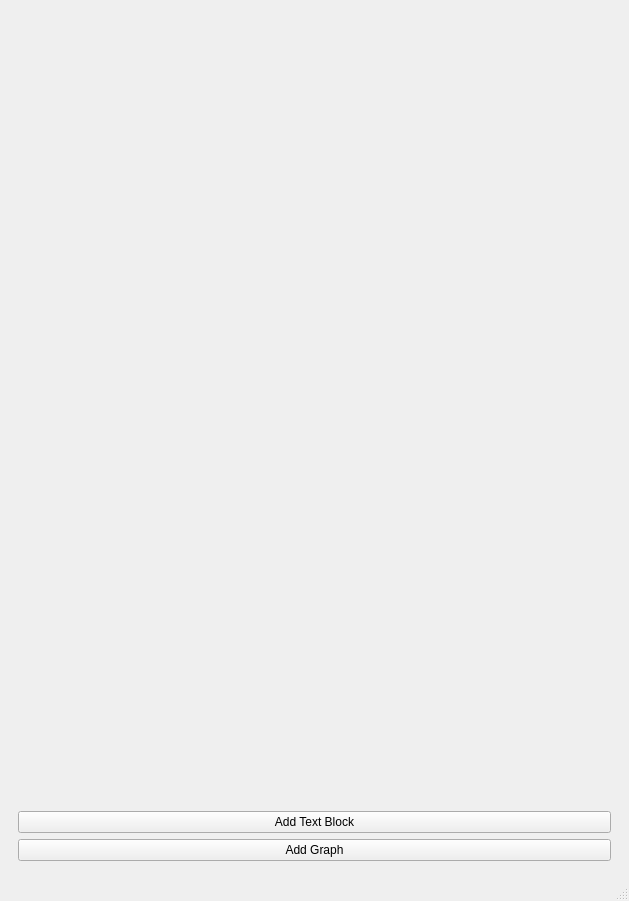
sibenshtern/mipt_project, file mainwindow.ui: the form before one commit.
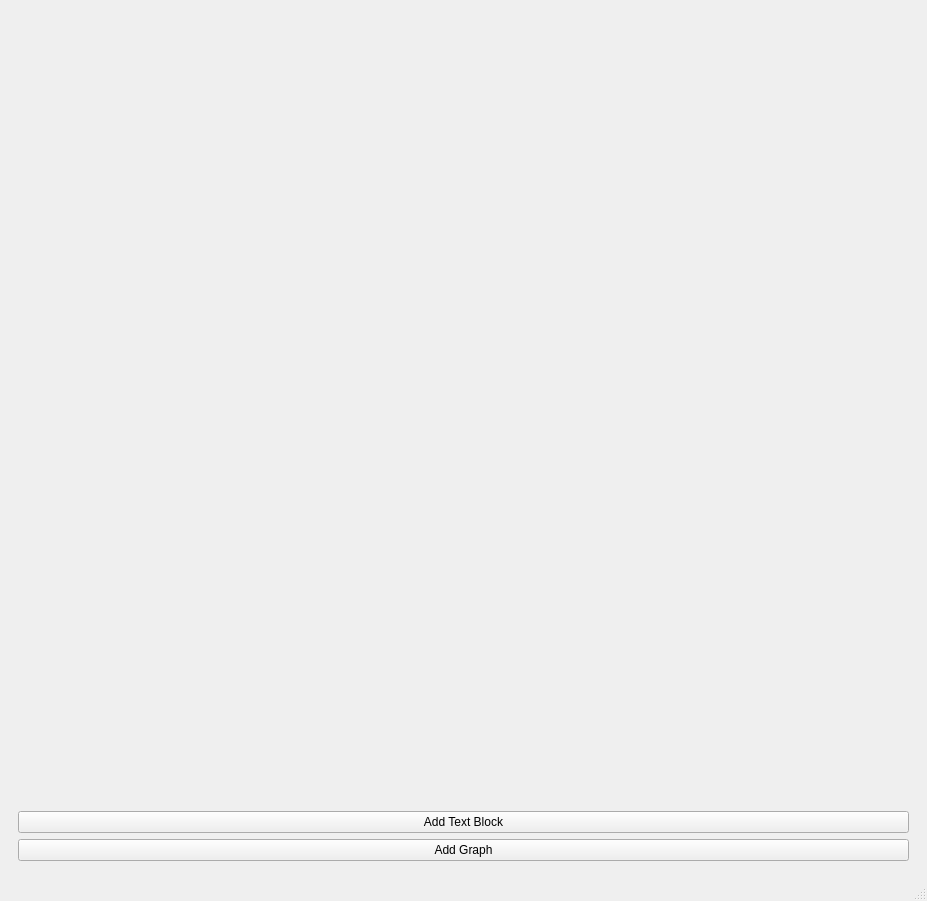
The form after the commit. The open tabs and pages were chosen to show the change. Custom widgets are drawn as their Qt base class.

```diff
--- a/mainwindow.ui
+++ b/mainwindow.ui
@@ -6,7 +6,7 @@
    <rect>
     <x>0</x>
     <y>0</y>
-    <width>629</width>
+    <width>927</width>
     <height>901</height>
    </rect>
   </property>
@@ -165,7 +165,9 @@
       <widget class="QWidget" name="page">
        <layout class="QVBoxLayout" name="verticalLayout_4">
         <item>
-         <widget class="QWidget" name="widget" native="true"/>
+         <widget class="QWidget" name="widget" native="true">
+          <layout class="QVBoxLayout" name="verticalLayout_6"/>
+         </widget>
         </item>
         <item>
          <widget class="QPushButton" name="AddTextBlockButton">
```
Left out of the diff: 4 changed lines with no effect on the pictures.
